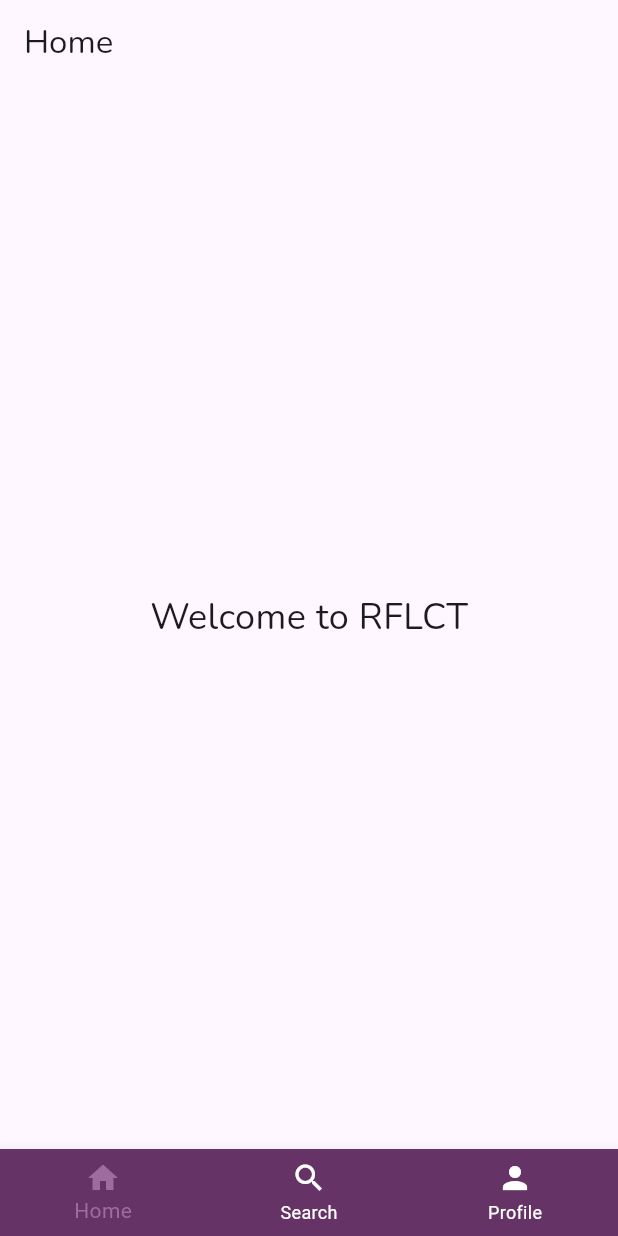
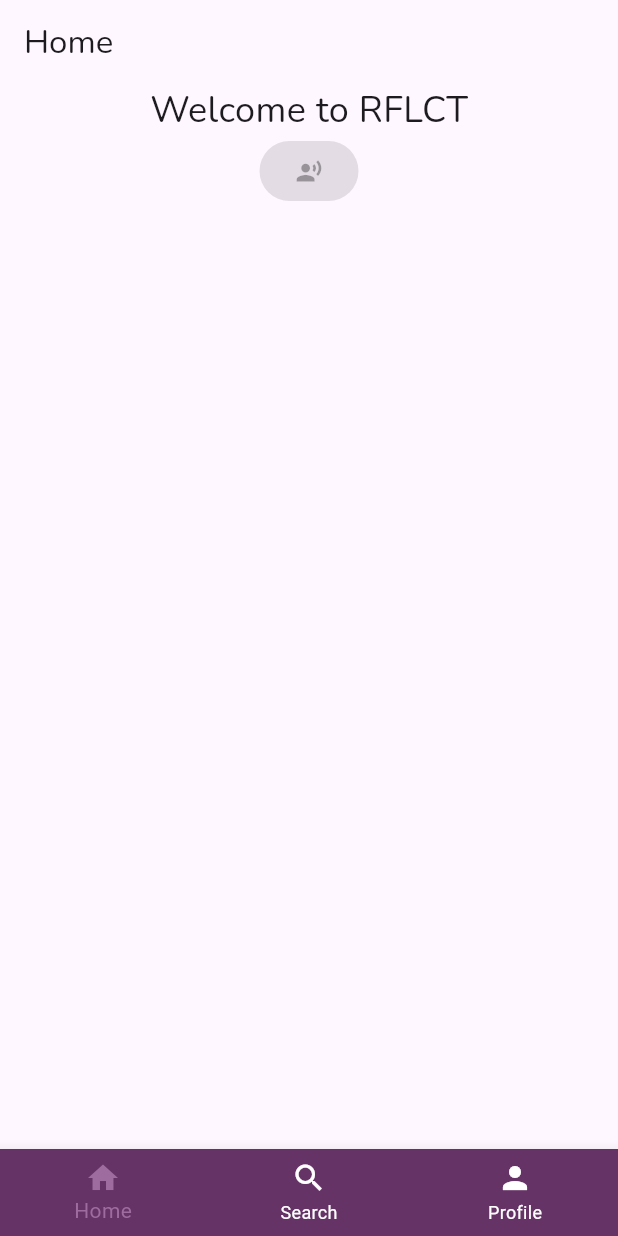
Before and after one commit to ibhaze/Flutterproject1, a Flutter app: the HomePage screen opened directly, on a phone screen of 412 x 824 dp. Run offline on Flutter 3.47's test engine with Material 3 defaults, Android fonts, the light colour scheme and no system bars; our stand-ins replace google_fonts.

Commit message:
added makeshift record button

```diff
--- a/rflct/lib/pages/home_page.dart
+++ b/rflct/lib/pages/home_page.dart
@@ -3,6 +3,8 @@ import 'package:google_fonts/google_fonts.dart';
 
 class HomePage extends StatelessWidget {
   const HomePage({super.key});
+
+  VoidCallback? get onPressed => null;
 
   @override
   Widget build(BuildContext context) {
@@ -10,12 +12,20 @@ class HomePage extends StatelessWidget {
       appBar: AppBar(
         title: Text("Home", style: GoogleFonts.nunito()),
       ),
-      body: Center(
-        child: Text(
-          "Welcome to RFLCT",
-          style: GoogleFonts.nunito(fontSize: 24),
-        ),
+      body: Column(
+        children: [
+          Center(
+            child: Text(
+              "Welcome to RFLCT",
+              style: GoogleFonts.nunito(fontSize: 24),
+            ),
 
+          ),ElevatedButton(
+            onPressed: onPressed, child: Icon(
+            Icons.record_voice_over
+            )
+            )
+        ],
       ),
       bottomNavigationBar: BottomNavigationBar(
         backgroundColor:   const Color(0xFF663366),
```
